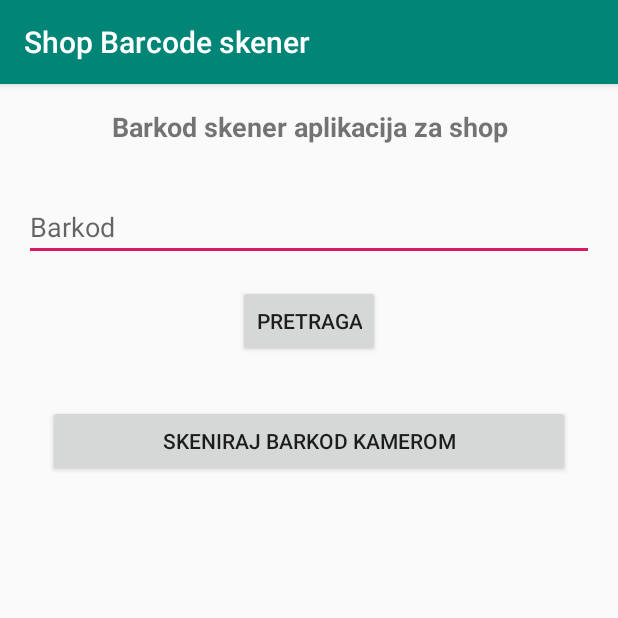
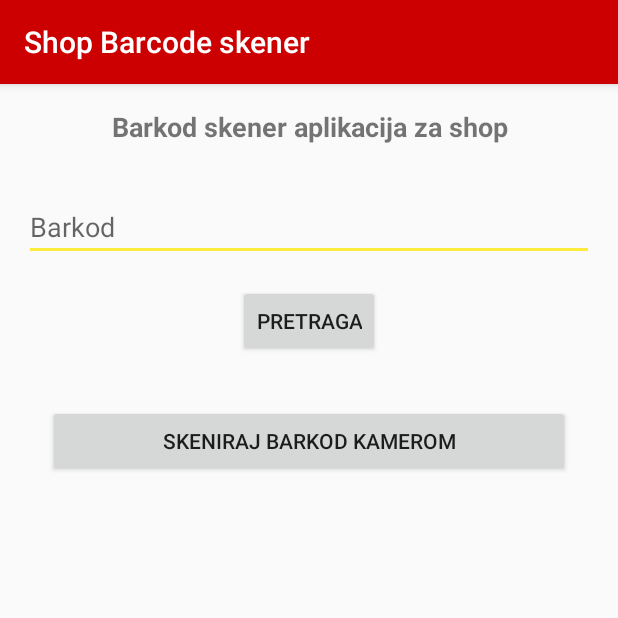
Before and after one commit to luffee/ShopBarcodeskener, an Android app: the screen it shows after launch (MainActivity), on a phone screen of 412 x 824 dp, the top half of it. Run offline under Robolectric (Android 15) with nearby library versions, the phone set to English and light mode, and no system bars.

Commit message:
changed colours

```diff
--- a/app/src/main/java/com/nesa/shopbarcodeskener/DisplaySearchResults.java
+++ b/app/src/main/java/com/nesa/shopbarcodeskener/DisplaySearchResults.java
@@ -68,7 +68,7 @@ public class DisplaySearchResults extends AppCompatActivity {
                                 testView.setVisibility(View.GONE);
                                 textViewProduct.setText(explrObject.getString("name"));
                                 textViewSku.setText(explrObject.getString("sku"));
-                                price = Math.ceil(explrObject.getDouble("price") * 1.2/10)*10; //with tax
+                                price = Math.ceil(explrObject.getDouble("price") * 1.20); //with tax
                                 textViewPrice.setText(price.toString());
                                 String url = "https://www.srecniljudi.com/" + explrObject.getString("url_thumb");
 
--- a/app/src/main/res/values/colors.xml
+++ b/app/src/main/res/values/colors.xml
@@ -1,6 +1,6 @@
 <?xml version="1.0" encoding="utf-8"?>
 <resources>
-    <color name="colorPrimary">#008577</color>
-    <color name="colorPrimaryDark">#00574B</color>
-    <color name="colorAccent">#D81B60</color>
+    <color name="colorPrimary">#c00</color>
+    <color name="colorPrimaryDark">#F44336</color>
+    <color name="colorAccent">#FFEB3B</color>
 </resources>
```
